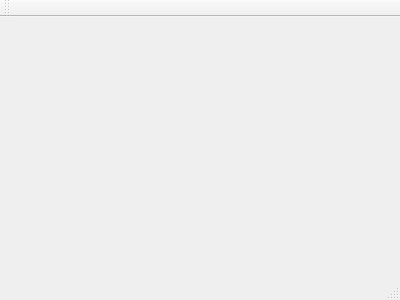
ahsanMah/maccivet, file maccivet_gui/maccivet.ui: the form before one commit.
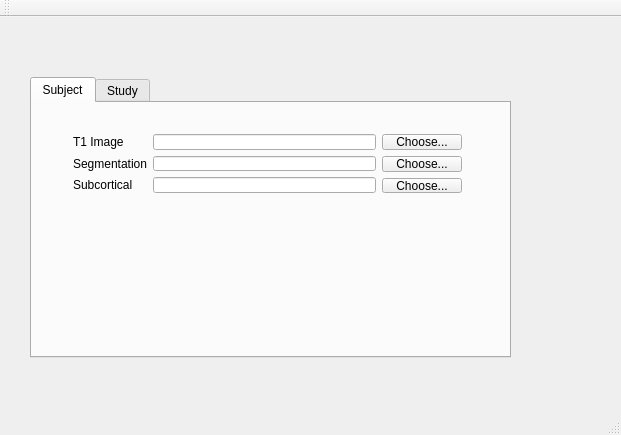
The form after the commit.

Commit message: - Added tabular layout - Included form UI to select input files to first pane

The edit to the form file:
```diff
--- a/maccivet_gui/maccivet.ui
+++ b/maccivet_gui/maccivet.ui
@@ -1,24 +1,134 @@
 <ui version="4.0">
  <class>maccivet</class>
- <widget class="QMainWindow" name="maccivet" >
-  <property name="geometry" >
+ <widget class="QMainWindow" name="maccivet">
+  <property name="geometry">
    <rect>
     <x>0</x>
     <y>0</y>
-    <width>400</width>
-    <height>300</height>
+    <width>621</width>
+    <height>435</height>
    </rect>
   </property>
   <property name="windowTitle" >
    <string>maccivet</string>
   </property>
-  <widget class="QMenuBar" name="menuBar" />
-  <widget class="QToolBar" name="mainToolBar" />
-  <widget class="QWidget" name="centralWidget" />
-  <widget class="QStatusBar" name="statusBar" />
+  <widget class="QWidget" name="centralWidget">
+   <widget class="QTabWidget" name="tabWidget">
+    <property name="geometry">
+     <rect>
+      <x>30</x>
+      <y>60</y>
+      <width>481</width>
+      <height>281</height>
+     </rect>
+    </property>
+    <property name="currentIndex">
+     <number>0</number>
+    </property>
+    <widget class="QWidget" name="subject">
+     <attribute name="title">
+      <string>Subject</string>
+     </attribute>
+     <widget class="QWidget" name="">
+      <property name="geometry">
+       <rect>
+        <x>30</x>
+        <y>20</y>
+        <width>411</width>
+        <height>81</height>
+       </rect>
+      </property>
+      <layout class="QHBoxLayout" name="horizontalLayout">
+       <item>
+        <layout class="QFormLayout" name="formLayout">
+         <item row="0" column="0">
+          <widget class="QLabel" name="label">
+           <property name="text">
+            <string>T1 Image</string>
+           </property>
+          </widget>
+         </item>
+         <item row="1" column="0">
+          <widget class="QLabel" name="label_2">
+           <property name="text">
+            <string>Segmentation</string>
+           </property>
+          </widget>
+         </item>
+         <item row="2" column="0">
+          <widget class="QLabel" name="label_3">
+           <property name="text">
+            <string>Subcortical</string>
+           </property>
+          </widget>
+         </item>
+         <item row="0" column="1">
+          <widget class="QLineEdit" name="lineEdit"/>
+         </item>
+         <item row="1" column="1">
+          <widget class="QLineEdit" name="lineEdit_2"/>
+         </item>
+         <item row="2" column="1">
+          <widget class="QLineEdit" name="lineEdit_3"/>
+         </item>
+        </layout>
+       </item>
+       <item>
+        <layout class="QVBoxLayout" name="verticalLayout">
+         <item>
+          <widget class="QPushButton" name="browseButton">
+           <property name="text">
+            <string>Choose...</string>
+           </property>
+          </widget>
+         </item>
+         <item>
+          <widget class="QPushButton" name="pushButton_2">
+           <property name="text">
+            <string>Choose...</string>
+           </property>
+          </widget>
+         </item>
+         <item>
+          <widget class="QPushButton" name="pushButton_3">
+           <property name="text">
+            <string>Choose...</string>
+           </property>
+          </widget>
+         </item>
+        </layout>
+       </item>
+      </layout>
+     </widget>
+    </widget>
+    <widget class="QWidget" name="tab_2">
+     <attribute name="title">
+      <string>Study</string>
+     </attribute>
+    </widget>
+   </widget>
+  </widget>
+  <widget class="QMenuBar" name="menuBar">
+   <property name="geometry">
+    <rect>
+     <x>0</x>
+     <y>0</y>
+     <width>621</width>
+     <height>22</height>
+    </rect>
+   </property>
+  </widget>
+  <widget class="QToolBar" name="mainToolBar">
+   <attribute name="toolBarArea">
+    <enum>TopToolBarArea</enum>
+   </attribute>
+   <attribute name="toolBarBreak">
+    <bool>false</bool>
+   </attribute>
+  </widget>
+  <widget class="QStatusBar" name="statusBar"/>
  </widget>
- <layoutDefault spacing="6" margin="11" />
- <pixmapfunction></pixmapfunction>
+ <layoutdefault spacing="6" margin="11"/>
  <resources/>
  <connections/>
 </ui>
```
Left out of the diff: 3 changed lines with no effect on the pictures. The commit also changes 1 other file.
